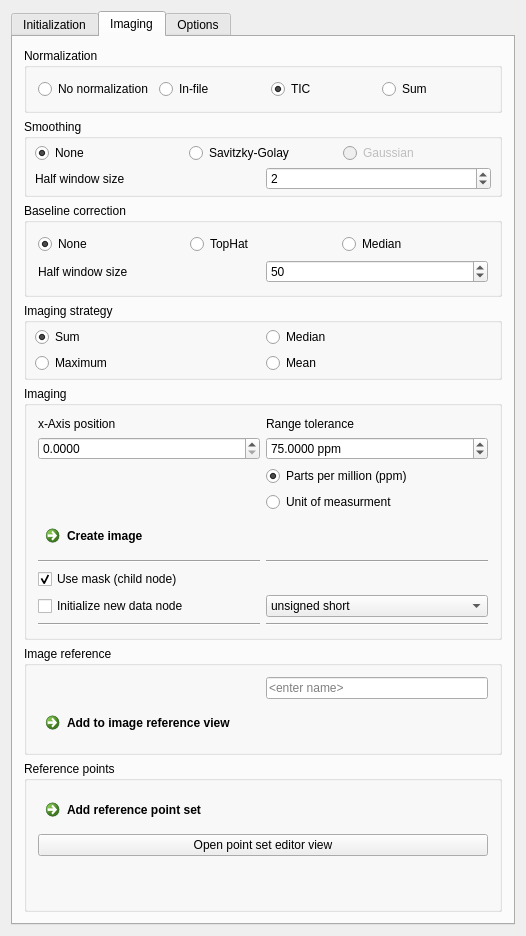
The window that Plugins/org.mitk.gui.qt.m2.Data/src/internal/m2Data.ui (m2aia/m2aia) describes before a commit, drawn with Qt 5.
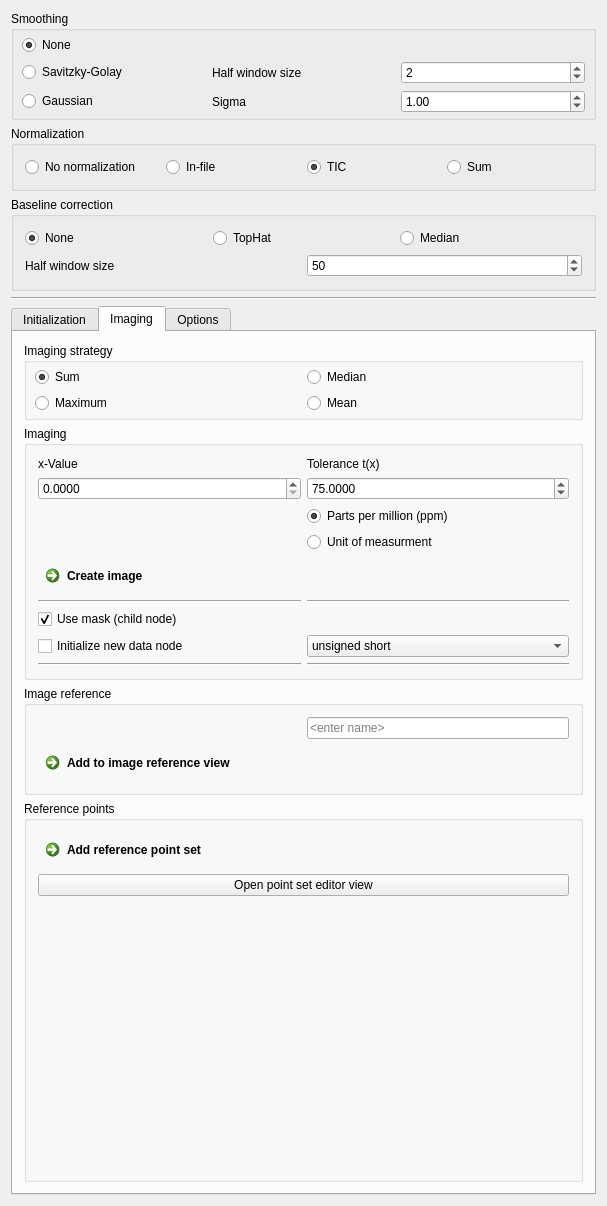
The same window after the commit.

Commit message: rename base image type for spectrum based images, improve openslide support, add fsm image reader, unify and update signal processing api

Diff of the .ui file:
```diff
--- a/Plugins/org.mitk.gui.qt.m2.Data/src/internal/m2Data.ui
+++ b/Plugins/org.mitk.gui.qt.m2.Data/src/internal/m2Data.ui
@@ -9,8 +9,8 @@
    <rect>
     <x>0</x>
     <y>0</y>
-    <width>526</width>
-    <height>893</height>
+    <width>607</width>
+    <height>1206</height>
    </rect>
   </property>
   <property name="sizePolicy">
@@ -32,6 +32,285 @@
    <string notr="true"/>
   </property>
   <layout class="QVBoxLayout" name="verticalLayout">
+   <item>
+    <widget class="QGroupBox" name="SpectralProcessing">
+     <property name="toolTip">
+      <string/>
+     </property>
+     <property name="title">
+      <string>Smoothing</string>
+     </property>
+     <property name="checkable">
+      <bool>false</bool>
+     </property>
+     <layout class="QVBoxLayout" name="verticalLayout_3">
+      <property name="spacing">
+       <number>4</number>
+      </property>
+      <property name="leftMargin">
+       <number>8</number>
+      </property>
+      <property name="topMargin">
+       <number>4</number>
+      </property>
+      <property name="rightMargin">
+       <number>8</number>
+      </property>
+      <property name="bottomMargin">
+       <number>4</number>
+      </property>
+      <item>
+       <layout class="QGridLayout" name="gridLayout">
+        <item row="1" column="0">
+         <widget class="QRadioButton" name="rdBtnSmoothingSG">
+          <property name="text">
+           <string>Savitzky-Golay</string>
+          </property>
+          <property name="checked">
+           <bool>false</bool>
+          </property>
+         </widget>
+        </item>
+        <item row="2" column="0">
+         <widget class="QRadioButton" name="rdBtnSmoothingGaussian">
+          <property name="enabled">
+           <bool>true</bool>
+          </property>
+          <property name="text">
+           <string>Gaussian</string>
+          </property>
+         </widget>
+        </item>
+        <item row="0" column="0">
+         <widget class="QRadioButton" name="rdBtnSmoothingNone">
+          <property name="text">
+           <string>None</string>
+          </property>
+          <property name="checked">
+           <bool>true</bool>
+          </property>
+         </widget>
+        </item>
+        <item row="1" column="1">
+         <widget class="QLabel" name="label">
+          <property name="text">
+           <string>Half window size</string>
+          </property>
+         </widget>
+        </item>
+        <item row="1" column="2">
+         <widget class="QSpinBox" name="spnBxSmoothing">
+          <property name="minimumSize">
+           <size>
+            <width>0</width>
+            <height>0</height>
+           </size>
+          </property>
+          <property name="maximumSize">
+           <size>
+            <width>1000</width>
+            <height>16777215</height>
+           </size>
+          </property>
+          <property name="toolTip">
+           <string/>
+          </property>
+          <property name="minimum">
+           <number>0</number>
+          </property>
+          <property name="maximum">
+           <number>100000</number>
+          </property>
+          <property name="value">
+           <number>2</number>
+          </property>
+         </widget>
+        </item>
+        <item row="2" column="1">
+         <widget class="QLabel" name="label_10">
+          <property name="text">
+           <string>Sigma</string>
+          </property>
+         </widget>
+        </item>
+        <item row="2" column="2">
+         <widget class="QDoubleSpinBox" name="spnBxSigma">
+          <property name="value">
+           <double>1.000000000000000</double>
+          </property>
+         </widget>
+        </item>
+       </layout>
+      </item>
+     </layout>
+    </widget>
+   </item>
+   <item>
+    <widget class="QGroupBox" name="groupBox_2">
+     <property name="title">
+      <string>Normalization</string>
+     </property>
+     <layout class="QVBoxLayout" name="verticalLayout_4">
+      <item>
+       <layout class="QHBoxLayout" name="horizontalLayout">
+        <item>
+         <widget class="QRadioButton" name="radioButtonNoneNormalization">
+          <property name="maximumSize">
+           <size>
+            <width>1000</width>
+            <height>16777215</height>
+           </size>
+          </property>
+          <property name="text">
+           <string>No normalization</string>
+          </property>
+         </widget>
+        </item>
+        <item>
+         <widget class="QRadioButton" name="radioButtonInFileNormalization">
+          <property name="maximumSize">
+           <size>
+            <width>1000</width>
+            <height>16777215</height>
+           </size>
+          </property>
+          <property name="text">
+           <string>In-file</string>
+          </property>
+         </widget>
+        </item>
+        <item>
+         <widget class="QRadioButton" name="radioButtonTICNormalization">
+          <property name="minimumSize">
+           <size>
+            <width>0</width>
+            <height>0</height>
+           </size>
+          </property>
+          <property name="maximumSize">
+           <size>
+            <width>1000</width>
+            <height>16777215</height>
+           </size>
+          </property>
+          <property name="text">
+           <string>TIC</string>
+          </property>
+          <property name="checked">
+           <bool>true</bool>
+          </property>
+         </widget>
+        </item>
+        <item>
+         <widget class="QRadioButton" name="radioButtonSumNormalization">
+          <property name="minimumSize">
+           <size>
+            <width>0</width>
+            <height>0</height>
+           </size>
+          </property>
+          <property name="maximumSize">
+           <size>
+            <width>1000</width>
+            <height>16777215</height>
+           </size>
+          </property>
+          <property name="text">
+           <string>Sum</string>
+          </property>
+          <property name="checked">
+           <bool>false</bool>
+          </property>
+         </widget>
+        </item>
+       </layout>
+      </item>
+     </layout>
+    </widget>
+   </item>
+   <item>
+    <widget class="QGroupBox" name="groupBox_4">
+     <property name="title">
+      <string>Baseline correction</string>
+     </property>
+     <layout class="QVBoxLayout" name="verticalLayout_10">
+      <item>
+       <layout class="QHBoxLayout" name="horizontalLayout_2">
+        <item>
+         <widget class="QRadioButton" name="rdBtnBaselineCorrectionNone">
+          <property name="text">
+           <string>None</string>
+          </property>
+          <property name="checked">
+           <bool>true</bool>
+          </property>
+         </widget>
+        </item>
+        <item>
+         <widget class="QRadioButton" name="rdBtnBaselineCorrectionTopHat">
+          <property name="text">
+           <string>TopHat</string>
+          </property>
+          <property name="checked">
+           <bool>false</bool>
+          </property>
+         </widget>
+        </item>
+        <item>
+         <widget class="QRadioButton" name="rdBtnBaselineCorrectionMedian">
+          <property name="text">
+           <string>Median</string>
+          </property>
+          <property name="checked">
+           <bool>false</bool>
+          </property>
+         </widget>
+        </item>
+       </layout>
+      </item>
+      <item>
+       <layout class="QHBoxLayout" name="horizontalLayout_8">
+        <item>
+         <widget class="QLabel" name="label_4">
+          <property name="text">
+           <string>Half window size</string>
+          </property>
+         </widget>
+        </item>
+        <item>
+         <widget class="QSpinBox" name="spnBxBaseline">
+          <property name="minimumSize">
+           <size>
+            <width>0</width>
+            <height>0</height>
+           </size>
+          </property>
+          <property name="maximumSize">
+           <size>
+            <width>1000</width>
+            <height>16777215</height>
+           </size>
+          </property>
+          <property name="toolTip">
+           <string/>
+          </property>
+          <property name="value">
+           <number>50</number>
+          </property>
+         </widget>
+        </item>
+       </layout>
+      </item>
+     </layout>
+    </widget>
+   </item>
+   <item>
+    <widget class="Line" name="line">
+     <property name="orientation">
+      <enum>Qt::Horizontal</enum>
+     </property>
+    </widget>
+   </item>
    <item>
     <widget class="QTabWidget" name="Tabs">
      <property name="sizePolicy">
@@ -43,7 +322,7 @@
      <property name="currentIndex">
       <number>1</number>
      </property>
-     <widget class="QWidget" name="TabsPage1">
+     <widget class="QWidget" name="Initialization">
       <attribute name="title">
        <string>Initialization</string>
       </attribute>
@@ -201,273 +480,11 @@
        </item>
       </layout>
      </widget>
-     <widget class="QWidget" name="TabsPage2">
+     <widget class="QWidget" name="Imaging">
       <attribute name="title">
        <string>Imaging</string>
       </attribute>
       <layout class="QVBoxLayout" name="verticalLayout_16">
-       <item>
-        <widget class="QGroupBox" name="groupBox_2">
-         <property name="title">
-          <string>Normalization</string>
-         </property>
-         <layout class="QVBoxLayout" name="verticalLayout_4">
-          <item>
-           <layout class="QHBoxLayout" name="horizontalLayout">
-            <item>
-             <widget class="QRadioButton" name="radioButtonNoneNormalization">
-              <property name="maximumSize">
-               <size>
-                <width>1000</width>
-                <height>16777215</height>
-               </size>
-              </property>
-              <property name="text">
-               <string>No normalization</string>
-              </property>
-             </widget>
-            </item>
-            <item>
-             <widget class="QRadioButton" name="radioButtonInFileNormalization">
-              <property name="maximumSize">
-               <size>
-                <width>1000</width>
-                <height>16777215</height>
-               </size>
-              </property>
-              <property name="text">
-               <string>In-file</string>
-              </property>
-             </widget>
-            </item>
-            <item>
-             <widget class="QRadioButton" name="radioButtonTICNormalization">
-              <property name="minimumSize">
-               <size>
-                <width>0</width>
-                <height>0</height>
-               </size>
-              </property>
-              <property name="maximumSize">
-               <size>
-                <width>1000</width>
-                <height>16777215</height>
-               </size>
-              </property>
-              <property name="text">
-               <string>TIC</string>
-              </property>
-              <property name="checked">
-               <bool>true</bool>
-              </property>
-             </widget>
-            </item>
-            <item>
-             <widget class="QRadioButton" name="radioButtonSumNormalization">
-              <property name="minimumSize">
-               <size>
-                <width>0</width>
-                <height>0</height>
-               </size>
-              </property>
-              <property name="maximumSize">
-               <size>
-                <width>1000</width>
-                <height>16777215</height>
-               </size>
-              </property>
-              <property name="text">
-               <string>Sum</string>
-              </property>
-              <property name="checked">
-               <bool>false</bool>
-              </property>
-             </widget>
-            </item>
-           </layout>
-          </item>
-         </layout>
-        </widget>
-       </item>
-       <item>
-        <widget class="QGroupBox" name="SpectralProcessing">
-         <property name="toolTip">
-          <string/>
-         </property>
-         <property name="title">
-          <string>Smoothing</string>
-         </property>
-         <property name="checkable">
-          <bool>false</bool>
-         </property>
-         <layout class="QVBoxLayout" name="verticalLayout_3">
-          <property name="spacing">
-           <number>4</number>
-          </property>
-          <property name="leftMargin">
-           <number>8</number>
-          </property>
-          <property name="topMargin">
-           <number>4</number>
-          </property>
-          <property name="rightMargin">
-           <number>8</number>
-          </property>
-          <property name="bottomMargin">
-           <number>4</number>
-          </property>
-          <item>
-           <layout class="QHBoxLayout" name="horizontalLayout_3">
-            <item>
-             <widget class="QRadioButton" name="rdBtnSmoothingNone">
-              <property name="text">
-               <string>None</string>
-              </property>
-              <property name="checked">
-               <bool>true</bool>
-              </property>
-             </widget>
-            </item>
-            <item>
-             <widget class="QRadioButton" name="rdBtnSmoothingSG">
-              <property name="text">
-               <string>Savitzky-Golay</string>
-              </property>
-              <property name="checked">
-               <bool>false</bool>
-              </property>
-             </widget>
-            </item>
-            <item>
-             <widget class="QRadioButton" name="rdBtnSmoothingGaussian">
-              <property name="enabled">
-               <bool>false</bool>
-              </property>
-              <property name="text">
-               <string>Gaussian</string>
-              </property>
-             </widget>
-            </item>
-           </layout>
-          </item>
-          <item>
-           <layout class="QHBoxLayout" name="horizontalLayout_4">
-            <item>
-             <widget class="QLabel" name="label">
-              <property name="text">
-               <string>Half window size</string>
-              </property>
-             </widget>
-            </item>
-            <item>
-             <widget class="QSpinBox" name="spnBxSmoothing">
-              <property name="minimumSize">
-               <size>
-                <width>0</width>
-                <height>0</height>
-               </size>
-              </property>
-              <property name="maximumSize">
-               <size>
-                <width>1000</width>
-                <height>16777215</height>
-               </size>
-              </property>
-              <property name="toolTip">
-               <string/>
-              </property>
-              <property name="minimum">
-               <number>0</number>
-              </property>
-              <property name="maximum">
-               <number>100000</number>
-              </property>
-              <property name="value">
-               <number>2</number>
-              </property>
-             </widget>
-            </item>
-           </layout>
-          </item>
-         </layout>
-        </widget>
-       </item>
-       <item>
-        <widget class="QGroupBox" name="groupBox_4">
-         <property name="title">
-          <string>Baseline correction</string>
-         </property>
-         <layout class="QVBoxLayout" name="verticalLayout_10">
-          <item>
-           <layout class="QHBoxLayout" name="horizontalLayout_2">
-            <item>
-             <widget class="QRadioButton" name="rdBtnBaselineCorrectionNone">
-              <property name="text">
-               <string>None</string>
-              </property>
-              <property name="checked">
-               <bool>true</bool>
-              </property>
-             </widget>
-            </item>
-            <item>
-             <widget class="QRadioButton" name="rdBtnBaselineCorrectionTopHat">
-              <property name="text">
-               <string>TopHat</string>
-              </property>
-              <property name="checked">
-               <bool>false</bool>
-              </property>
-             </widget>
-            </item>
-            <item>
-             <widget class="QRadioButton" name="rdBtnBaselineCorrectionMedian">
-              <property name="text">
-               <string>Median</string>
-              </property>
-              <property name="checked">
-               <bool>false</bool>
-              </property>
-             </widget>
-            </item>
-           </layout>
-          </item>
-          <item>
-           <layout class="QHBoxLayout" name="horizontalLayout_8">
-            <item>
-             <widget class="QLabel" name="label_4">
-              <property name="text">
-               <string>Half window size</string>
-              </property>
-             </widget>
-            </item>
-            <item>
-             <widget class="QSpinBox" name="spnBxBaseline">
-              <property name="minimumSize">
-               <size>
-                <width>0</width>
-                <height>0</height>
-               </size>
-              </property>
-              <property name="maximumSize">
-               <size>
-                <width>1000</width>
-                <height>16777215</height>
-               </size>
-              </property>
-              <property name="toolTip">
-               <string/>
-              </property>
-              <property name="value">
-               <number>50</number>
-              </property>
-             </widget>
-            </item>
-           </layout>
-          </item>
-         </layout>
-        </widget>
-       </item>
        <item>
         <widget class="QGroupBox" name="GrabIonImageStrategy">
          <property name="title">
@@ -598,54 +615,6 @@
          <layout class="QVBoxLayout" name="verticalLayout_2">
           <item>
            <layout class="QGridLayout" name="gridLayout_5">
-            <item row="3" column="1">
-             <widget class="QRadioButton" name="rbtnTolPPM">
-              <property name="enabled">
-               <bool>true</bool>
-              </property>
-              <property name="minimumSize">
-               <size>
-                <width>180</width>
-                <height>0</height>
-               </size>
-              </property>
-              <property name="maximumSize">
-               <size>
-                <width>1000</width>
-                <height>16777215</height>
-               </size>
-              </property>
-              <property name="text">
-               <string>Parts per million (ppm)</string>
-              </property>
-              <property name="checked">
-               <bool>true</bool>
-              </property>
-             </widget>
-            </item>
-            <item row="7" column="0">
-             <widget class="QCheckBox" name="chkBxUseMask">
-              <property name="maximumSize">
-               <size>
-                <width>1000</width>
-                <height>16777215</height>
-               </size>
-              </property>
-              <property name="text">
-               <string>Use mask (child node)</string>
-              </property>
-              <property name="checked">
-               <bool>true</bool>
-              </property>
-             </widget>
-            </item>
-            <item row="6" column="0">
-             <widget class="Line" name="line_3">
-              <property name="orientation">
-               <enum>Qt::Horizontal</enum>
-              </property>
-             </widget>
-            </item>
             <item row="8" column="0">
              <widget class="QCheckBox" name="chkBxInitNew">
               <property name="sizePolicy">
@@ -674,70 +643,6 @@
               </property>
              </widget>
             </item>
-            <item row="9" column="1">
-             <widget class="Line" name="line_6">
-              <property name="orientation">
-               <enum>Qt::Horizontal</enum>
-              </property>
-             </widget>
-            </item>
-            <item row="9" column="0">
-             <widget class="Line" name="line_5">
-              <property name="orientation">
-               <enum>Qt::Horizontal</enum>
-              </property>
-             </widget>
-            </item>
-            <item row="2" column="1">
-             <widget class="QDoubleSpinBox" name="spnBxTol">
-              <property name="minimumSize">
-               <size>
-                <width>0</width>
-                <height>0</height>
-               </size>
-              </property>
-              <property name="maximumSize">
-               <size>
-                <width>1000</width>
-                <height>16777215</height>
-               </size>
-              </property>
-              <property name="buttonSymbols">
-               <enum>QAbstractSpinBox::UpDownArrows</enum>
-              </property>
-              <property name="suffix">
-               <string> ppm</string>
-              </property>
-              <property name="decimals">
-               <number>4</number>
-              </property>
-              <property name="maximum">
-               <double>9999.000000000000000</double>
-              </property>
-              <property name="value">
-               <double>75.000000000000000</double>
-              </property>
-             </widget>
-            </item>
-            <item row="2" column="0">
-             <widget class="QDoubleSpinBox" name="spnBxMz">
-              <property name="maximumSize">
-               <size>
-                <width>1000</width>
-                <height>16777215</height>
-               </size>
-              </property>
-              <property name="suffix">
-               <string/>
-              </property>
-              <property name="decimals">
-               <number>4</number>
-              </property>
-              <property name="maximum">
-               <double>999999.000000000000000</double>
-              </property>
-             </widget>
-            </item>
             <item row="5" column="0">
              <widget class="QCommandLinkButton" name="btnGrabIonImage">
               <property name="text">
@@ -772,8 +677,71 @@
               </item>
              </widget>
             </item>
-            <item row="6" column="1">
-             <widget class="Line" name="line_4">
+            <item row="9" column="0">
+             <widget class="Line" name="line_5">
+              <property name="orientation">
+               <enum>Qt::Horizontal</enum>
+              </property>
+             </widget>
+            </item>
+            <item row="1" column="1">
+             <widget class="QLabel" name="label_9">
+              <property name="font">
+               <font>
+                <italic>false</italic>
+               </font>
+              </property>
+              <property name="text">
+               <string>Tolerance t(x)</string>
+              </property>
+             </widget>
+            </item>
+            <item row="1" column="0">
+             <widget class="QLabel" name="label_8">
+              <property name="font">
+               <font>
+                <italic>false</italic>
+               </font>
+              </property>
+              <property name="text">
+               <string>x-Value</string>
+              </property>
+             </widget>
+            </item>
+            <item row="6" column="0">
+             <widget class="Line" name="line_3">
+              <property name="orientation">
+               <enum>Qt::Horizontal</enum>
+              </property>
+             </widget>
+            </item>
+            <item row="3" column="1">
+             <widget class="QRadioButton" name="rbtnTolPPM">
+              <property name="enabled">
+               <bool>true</bool>
+              </property>
+              <property name="minimumSize">
+               <size>
+                <width>180</width>
+                <height>0</height>
+               </size>
+              </property>
+              <property name="maximumSize">
+               <size>
+                <width>1000</width>
+                <height>16777215</height>
+               </size>
+              </property>
+              <property name="text">
+               <string>Parts per million (ppm)</string>
+              </property>
+              <property name="checked">
+               <bool>true</bool>
+              </property>
+             </widget>
+            </item>
+            <item row="9" column="1">
+             <widget class="Line" name="line_6">
               <property name="orientation">
                <enum>Qt::Horizontal</enum>
               </property>
@@ -804,17 +772,76 @@
               </property>
              </widget>
             </item>
-            <item row="1" column="0">
-             <widget class="QLabel" name="label_8">
-              <property name="text">
-               <string>x-Axis position</string>
+            <item row="2" column="1">
+             <widget class="QDoubleSpinBox" name="spnBxTol">
+              <property name="minimumSize">
+               <size>
+                <width>0</width>
+                <height>0</height>
+               </size>
               </property>
+              <property name="maximumSize">
+               <size>
+                <width>1000</width>
+                <height>16777215</height>
+               </size>
+              </property>
+              <property name="buttonSymbols">
+               <enum>QAbstractSpinBox::UpDownArrows</enum>
+              </property>
+              <property name="suffix">
+               <string/>
+              </property>
+              <property name="decimals">
+               <number>4</number>
+              </property>
+              <property name="maximum">
+               <double>9999.000000000000000</double>
+              </property>
+              <property name="value">
+               <double>75.000000000000000</double>
+              </property>
              </widget>
             </item>
-            <item row="1" column="1">
-             <widget class="QLabel" name="label_9">
+            <item row="6" column="1">
+             <widget class="Line" name="line_4">
+              <property name="orientation">
+               <enum>Qt::Horizontal</enum>
+              </property>
+             </widget>
+            </item>
+            <item row="7" column="0">
+             <widget class="QCheckBox" name="chkBxUseMask">
+              <property name="maximumSize">
+               <size>
+                <width>1000</width>
+                <height>16777215</height>
+               </size>
+              </property>
               <property name="text">
-               <string>Range tolerance</string>
+               <string>Use mask (child node)</string>
+              </property>
+              <property name="checked">
+               <bool>true</bool>
+              </property>
+             </widget>
+            </item>
+            <item row="2" column="0">
+             <widget class="QDoubleSpinBox" name="spnBxMz">
+              <property name="maximumSize">
+               <size>
+                <width>1000</width>
+                <height>16777215</height>
+               </size>
+              </property>
+              <property name="suffix">
+               <string/>
+              </property>
+              <property name="decimals">
+               <number>4</number>
+              </property>
+              <property name="maximum">
+               <double>999999.000000000000000</double>
               </property>
              </widget>
             </item>
@@ -846,7 +873,7 @@
             <item row="0" column="0">
              <widget class="QLabel" name="labelIonImageInfo">
               <property name="text">
-               <string>&lt;x-Value +- tol&gt;</string>
+               <string>&lt;x +- t(x)&gt;</string>
               </property>
              </widget>
             </item>
@@ -919,7 +946,7 @@
        </item>
       </layout>
      </widget>
-     <widget class="QWidget" name="TabsPage3">
+     <widget class="QWidget" name="Options">
       <attribute name="title">
        <string>Options</string>
       </attribute>
```
Left out of the diff: 1 changed line with no effect on the pictures. The commit also changes 55 other files.
